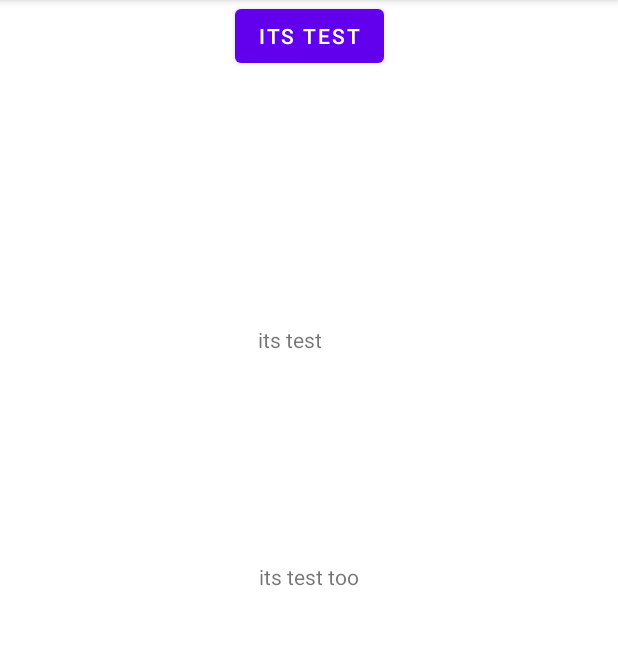
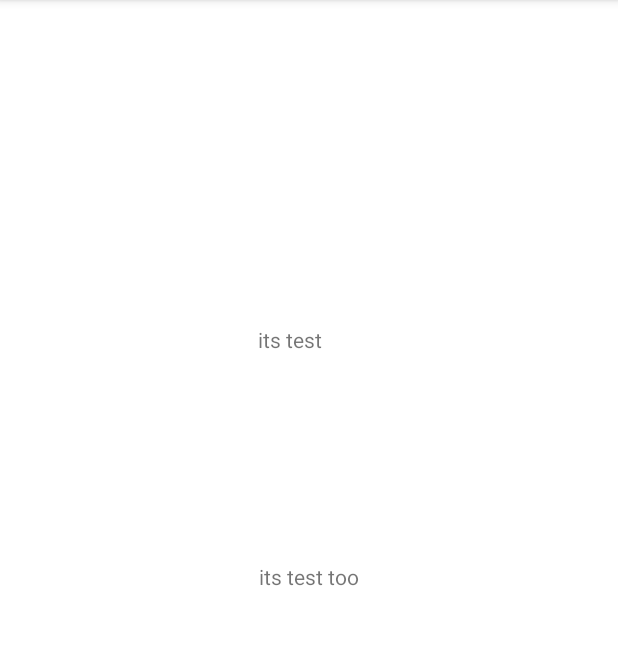
Before and after one commit to Rozhan92/testgit, an Android app: the screen it shows after launch (MainActivity), on a phone screen of 412 x 824 dp, the part 84-729 px from its top. Run offline under Robolectric (Android 15) with nearby library versions, the phone set to English and light mode, and no system bars.

Commit message:
new change

```diff
--- a/app/src/main/java/com/example/git_test/MainActivity.java
+++ b/app/src/main/java/com/example/git_test/MainActivity.java
@@ -21,8 +21,5 @@ public class MainActivity extends AppCompatActivity
 
 
     }
-    private void onclick(){
-        Toast.makeText(this, "test", Toast.LENGTH_SHORT).show();
-    }
 
 }
--- a/app/src/main/res/layout/activity_main.xml
+++ b/app/src/main/res/layout/activity_main.xml
@@ -5,15 +5,6 @@
     android:layout_width="match_parent"
     android:layout_height="match_parent"
     tools:context=".MainActivity">
-    <Button
-        android:layout_width="wrap_content"
-        android:layout_height="wrap_content"
-        android:text="its test"
-
-        app:layout_constraintLeft_toLeftOf="parent"
-        app:layout_constraintRight_toRightOf="parent"
-        app:layout_constraintTop_toTopOf="parent"
-      />
 
     <TextView
         android:layout_width="wrap_content"
```
